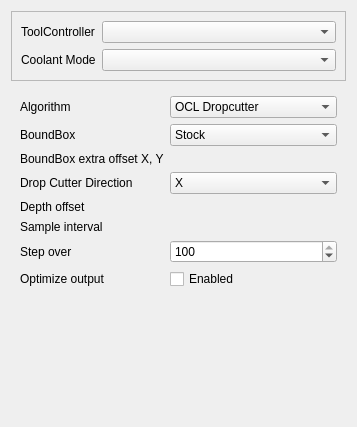
berndhahnebach/All_FreeCAD, file src/Mod/Path/Gui/Resources/panels/PageOpSurfaceEdit.ui: the form before one commit.
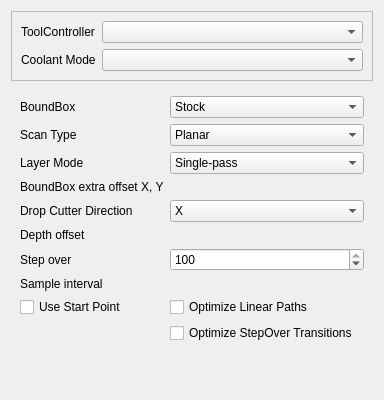
The form after the commit. Custom widgets are drawn as their Qt base class.

Commit message:
Path: Add `ScanType` and `LayerMode` inputs
Added combo boxes with labels
Path: Remove 'Algorithm' property usage.

Path: Connect `ScanType` and `LayerMode' selections from task panel

Path: Update GUI inputs for independent 3D Surface operation

What changed in the file:
```diff
--- a/src/Mod/Path/Gui/Resources/panels/PageOpSurfaceEdit.ui
+++ b/src/Mod/Path/Gui/Resources/panels/PageOpSurfaceEdit.ui
@@ -6,8 +6,8 @@
    <rect>
     <x>0</x>
     <y>0</y>
-    <width>357</width>
-    <height>427</height>
+    <width>350</width>
+    <height>400</height>
    </rect>
   </property>
   <property name="windowTitle">
@@ -57,126 +57,7 @@
    <item row="1" column="0">
     <widget class="QWidget" name="widget" native="true">
      <layout class="QGridLayout" name="gridLayout">
-      <item row="0" column="0">
-       <widget class="QLabel" name="label_7">
-        <property name="text">
-         <string>Algorithm</string>
-        </property>
-       </widget>
-      </item>
-      <item row="0" column="1" colspan="2">
-       <widget class="QComboBox" name="algorithmSelect">
-        <item>
-         <property name="text">
-          <string>OCL Dropcutter</string>
-         </property>
-        </item>
-        <item>
-         <property name="text">
-          <string>OCL Waterline</string>
-         </property>
-        </item>
-       </widget>
-      </item>
-      <item row="1" column="0">
-       <widget class="QLabel" name="label_7">
-        <property name="text">
-         <string>BoundBox</string>
-        </property>
-       </widget>
-      </item>
-      <item row="1" column="1" colspan="2">
-       <widget class="QComboBox" name="boundBoxSelect">
-        <item>
-         <property name="text">
-          <string>Stock</string>
-         </property>
-        </item>
-        <item>
-         <property name="text">
-          <string>BaseBoundBox</string>
-         </property>
-        </item>
-       </widget>
-      </item>
-      <item row="2" column="0">
-       <widget class="QLabel" name="label_7">
-        <property name="text">
-         <string>BoundBox extra offset X, Y</string>
-        </property>
-       </widget>
-      </item>
-      <item row="2" column="1">
-       <widget class="Gui::InputField" name="boundBoxExtraOffsetX" native="true">
-        <property name="unit" stdset="0">
-         <string notr="true">mm</string>
-        </property>
-       </widget>
-      </item>
-      <item row="2" column="2">
-       <widget class="Gui::InputField" name="boundBoxExtraOffsetY" native="true">
-        <property name="unit" stdset="0">
-         <string notr="true">mm</string>
-        </property>
-       </widget>
-      </item>
-      <item row="3" column="0">
-       <widget class="QLabel" name="label_7">
-        <property name="text">
-         <string>Drop Cutter Direction</string>
-        </property>
-       </widget>
-      </item>
-      <item row="3" column="1" colspan="2">
-       <widget class="QComboBox" name="dropCutterDirSelect">
-        <item>
-         <property name="text">
-          <string>X</string>
-         </property>
-        </item>
-        <item>
-         <property name="text">
-          <string>Y</string>
-         </property>
-        </item>
-       </widget>
-      </item>
-      <item row="4" column="0">
-       <widget class="QLabel" name="label_7">
-        <property name="text">
-         <string>Depth offset</string>
-        </property>
-       </widget>
-      </item>
-      <item row="4" column="1" colspan="2">
-       <widget class="Gui::InputField" name="depthOffset" native="true">
-        <property name="unit" stdset="0">
-         <string notr="true">mm</string>
-        </property>
-       </widget>
-      </item>
-      <item row="5" column="0">
-       <widget class="QLabel" name="label_7">
-        <property name="text">
-         <string>Sample interval</string>
-        </property>
-       </widget>
-      </item>
-      <item row="5" column="1" colspan="2">
-       <widget class="Gui::InputField" name="sampleInterval" native="true">
-        <property name="unit" stdset="0">
-         <string notr="true">mm</string>
-        </property>
-       </widget>
-      </item>
-      <item row="6" column="0">
-       <widget class="QLabel" name="label_7">
-        <property name="text">
-         <string>Step over</string>
-        </property>
-       </widget>
-      </item>
-      <item row="6" column="1" colspan="2">
+      <item row="7" column="1" colspan="2">
        <widget class="QSpinBox" name="stepOver">
         <property name="toolTip">
          <string>&lt;html&gt;&lt;head/&gt;&lt;body&gt;&lt;p&gt;The amount by which the tool is laterally displaced on each cycle of the pattern, specified in percent of the tool diameter.&lt;/p&gt;&lt;p&gt;A step over of 100% results in no overlap between two different cycles.&lt;/p&gt;&lt;/body&gt;&lt;/html&gt;</string>
@@ -195,17 +76,174 @@
         </property>
        </widget>
       </item>
+      <item row="0" column="0">
+       <widget class="QLabel" name="boundBoxSelect_label">
+        <property name="text">
+         <string>BoundBox</string>
+        </property>
+       </widget>
+      </item>
+      <item row="2" column="0">
+       <widget class="QLabel" name="layerMode_label">
+        <property name="text">
+         <string>Layer Mode</string>
+        </property>
+       </widget>
+      </item>
+      <item row="6" column="0">
+       <widget class="QLabel" name="depthOffset_label">
+        <property name="text">
+         <string>Depth offset</string>
+        </property>
+       </widget>
+      </item>
+      <item row="9" column="1" colspan="2">
+       <widget class="Gui::InputField" name="sampleInterval" native="true">
+        <property name="unit" stdset="0">
+         <string notr="true">mm</string>
+        </property>
+       </widget>
+      </item>
+      <item row="9" column="0">
+       <widget class="QLabel" name="sampleInterval_label">
+        <property name="text">
+         <string>Sample interval</string>
+        </property>
+       </widget>
+      </item>
+      <item row="5" column="1" colspan="2">
+       <widget class="QComboBox" name="dropCutterDirSelect">
+        <item>
+         <property name="text">
+          <string>X</string>
+         </property>
+        </item>
+        <item>
+         <property name="text">
+          <string>Y</string>
+         </property>
+        </item>
+       </widget>
+      </item>
       <item row="7" column="0">
-       <widget class="QLabel" name="label_7">
+       <widget class="QLabel" name="stepOver_label">
         <property name="text">
-         <string>Optimize output</string>
+         <string>Step over</string>
         </property>
        </widget>
       </item>
-      <item row="7" column="1" colspan="2">
+      <item row="1" column="1" colspan="2">
+       <widget class="QComboBox" name="scanType">
+        <item>
+         <property name="text">
+          <string>Planar</string>
+         </property>
+        </item>
+        <item>
+         <property name="text">
+          <string>Rotational</string>
+         </property>
+        </item>
+       </widget>
+      </item>
+      <item row="2" column="1" colspan="2">
+       <widget class="QComboBox" name="layerMode">
+        <item>
+         <property name="text">
+          <string>Single-pass</string>
+         </property>
+        </item>
+        <item>
+         <property name="text">
+          <string>Multi-pass</string>
+         </property>
+        </item>
+       </widget>
+      </item>
+      <item row="11" column="1">
        <widget class="QCheckBox" name="optimizeEnabled">
         <property name="text">
-         <string>Enabled</string>
+         <string>Optimize Linear Paths</string>
+        </property>
+       </widget>
+      </item>
+      <item row="0" column="1" colspan="2">
+       <widget class="QComboBox" name="boundBoxSelect">
+        <item>
+         <property name="text">
+          <string>Stock</string>
+         </property>
+        </item>
+        <item>
+         <property name="text">
+          <string>BaseBoundBox</string>
+         </property>
+        </item>
+       </widget>
+      </item>
+      <item row="12" column="1">
+       <widget class="QCheckBox" name="optimizeStepOverTransitions">
+        <property name="text">
+         <string>Optimize StepOver Transitions</string>
+        </property>
+       </widget>
+      </item>
+      <item row="6" column="1" colspan="2">
+       <widget class="Gui::InputField" name="depthOffset" native="true">
+        <property name="unit" stdset="0">
+         <string notr="true">mm</string>
+        </property>
+       </widget>
+      </item>
+      <item row="1" column="0">
+       <widget class="QLabel" name="scanType_label">
+        <property name="text">
+         <string>Scan Type</string>
+        </property>
+       </widget>
+      </item>
+      <item row="3" column="1" colspan="2">
+       <layout class="QHBoxLayout" name="horizontalLayout">
+        <item>
+         <widget class="Gui::InputField" name="boundBoxExtraOffsetX" native="true">
+          <property name="sizePolicy">
+           <sizepolicy hsizetype="Minimum" vsizetype="Preferred">
+            <horstretch>0</horstretch>
+            <verstretch>0</verstretch>
+           </sizepolicy>
+          </property>
+          <property name="unit" stdset="0">
+           <string notr="true">mm</string>
+          </property>
+         </widget>
+        </item>
+        <item>
+         <widget class="Gui::InputField" name="boundBoxExtraOffsetY" native="true">
+          <property name="unit" stdset="0">
+           <string notr="true">mm</string>
+          </property>
+         </widget>
+        </item>
+       </layout>
+      </item>
+      <item row="5" column="0">
+       <widget class="QLabel" name="dropCutterDirSelect_label">
+        <property name="text">
+         <string>Drop Cutter Direction</string>
+        </property>
+       </widget>
+      </item>
+      <item row="3" column="0">
+       <widget class="QLabel" name="boundBoxExtraOffset_label">
+        <property name="text">
+         <string>BoundBox extra offset X, Y</string>
+        </property>
+       </widget>
+      </item>
+      <item row="11" column="0">
+       <widget class="QCheckBox" name="useStartPoint">
+        <property name="text">
+         <string>Use Start Point</string>
         </property>
        </widget>
       </item>
```
The commit also changes 1 other file.
